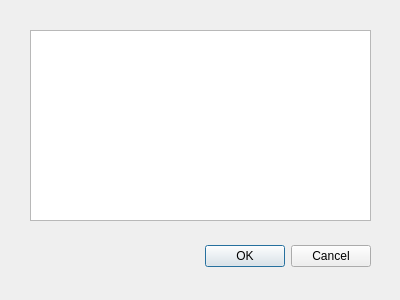
Before: the Qt Designer form dialog.ui in StellarRaccoon/DnD-Character-Builder, drawn with Qt 5.
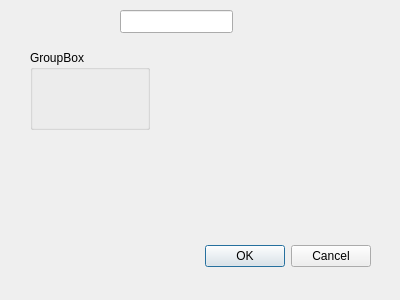
After: the same form once the commit is applied.

Commit message: Create Class to conduct JSON manipulation and to connect to the API

What changed in the file:
```diff
--- a/dialog.ui
+++ b/dialog.ui
@@ -29,15 +29,28 @@
     <set>QDialogButtonBox::Cancel|QDialogButtonBox::Ok</set>
    </property>
   </widget>
-  <widget class="QTextEdit" name="textEdit">
+  <widget class="QLineEdit" name="dialogTitle">
+   <property name="geometry">
+    <rect>
+     <x>120</x>
+     <y>10</y>
+     <width>113</width>
+     <height>23</height>
+    </rect>
+   </property>
+  </widget>
+  <widget class="QGroupBox" name="groupBox">
    <property name="geometry">
     <rect>
      <x>30</x>
-     <y>30</y>
-     <width>341</width>
-     <height>191</height>
+     <y>50</y>
+     <width>120</width>
+     <height>80</height>
     </rect>
    </property>
+   <property name="title">
+    <string>GroupBox</string>
+   </property>
   </widget>
  </widget>
  <resources/>
```
The commit also changes 9 other files.
